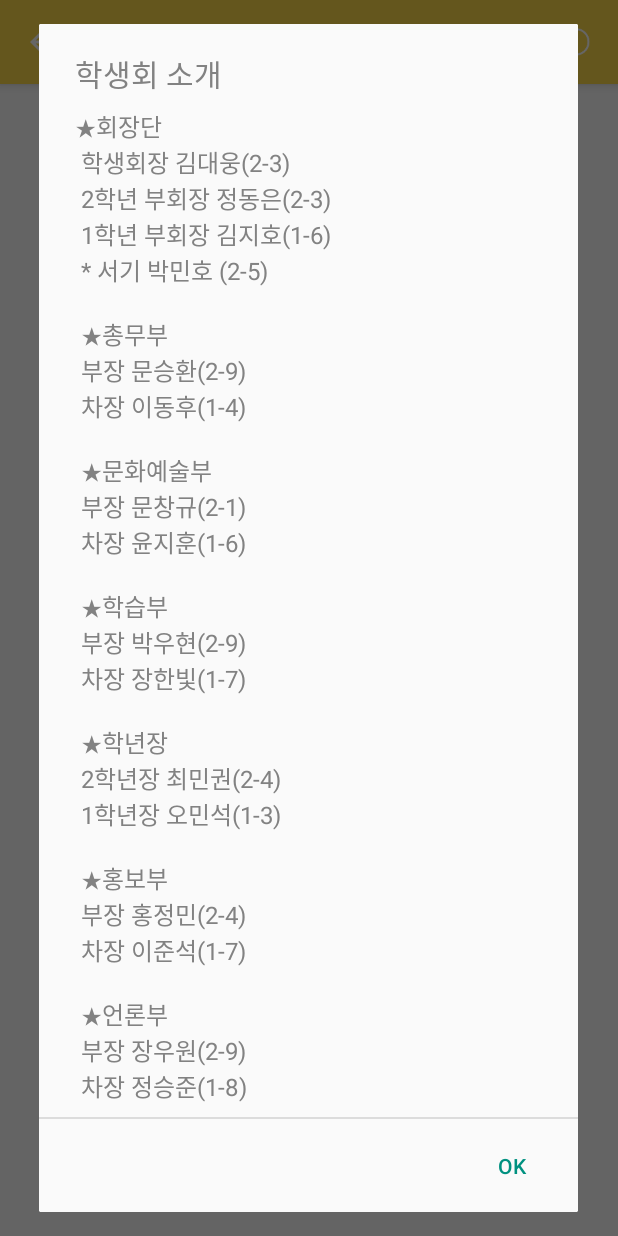
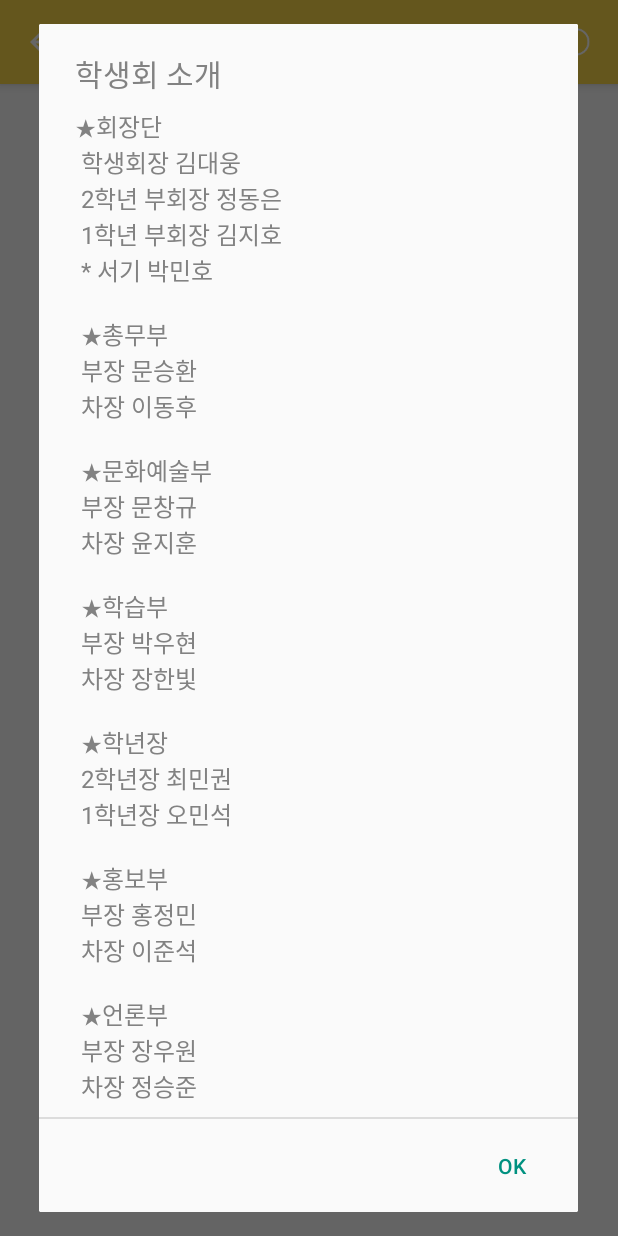
Before and after one commit to gkswkcjswo00/munseong, an Android app: the NoticeActivity screen opened directly, with no data from a screen before it, after a tap on "학생회 소개", on a phone screen of 412 x 824 dp. Run offline under Robolectric (Android 15) with nearby library versions, the phone set to English and light mode, and no system bars; our stand-ins replace CircleImageView.

```diff
--- a/app/build.gradle
+++ b/app/build.gradle
@@ -8,8 +8,8 @@ android {
         applicationId "com.munseong.hs.kr"
         minSdkVersion 15
         targetSdkVersion 24
-        versionCode 8
-        versionName "v1.4"
+        versionCode 10
+        versionName "v1.4.1"
     }
     buildTypes {
         release {
--- a/app/src/main/res/values/strings.xml
+++ b/app/src/main/res/values/strings.xml
@@ -123,10 +123,11 @@
 </string>
     <!-- 수정 내역 -->
     <string name="changeLog_title">수정 내역</string>
-    <string name="changeLog_msg">v1.4
-\n- 새 학기 시간표 업데이트
-\n- 학사일정 업데이트
-\n- 급식 정보 오류 수정
+    <string name="changeLog_msg">v1.4.1
+        \n
+        \n- 시험시간표 업데이트
+        \n- 급식공유, 시간표공유 오류픽스
+
     </string>
     <!-- 개발자 -->
     <string name="developer_title">개발자 소개</string>
@@ -137,42 +138,42 @@
     <string name="student_into_title">학생회 소개</string>
     <string name="student_into_msg">
 ★회장단\n
-학생회장 김대웅(2-3)\n
-2학년 부회장 정동은(2-3)\n
-1학년 부회장 김지호(1-6)\n
-* 서기 박민호 (2-5)\n\n
+학생회장 김대웅\n
+2학년 부회장 정동은\n
+1학년 부회장 김지호\n
+* 서기 박민호 \n\n
 ★총무부\n
-부장 문승환(2-9)\n
-차장 이동후(1-4)\n\n
+부장 문승환\n
+차장 이동후\n\n
 ★문화예술부\n
-부장 문창규(2-1)\n
-차장 윤지훈(1-6)\n\n
+부장 문창규\n
+차장 윤지훈\n\n
 ★학습부\n
-부장 박우현(2-9)\n
-차장 장한빛(1-7)\n\n
+부장 박우현\n
+차장 장한빛\n\n
 ★학년장\n
-2학년장 최민권(2-4)\n
-1학년장 오민석(1-3)\n\n
+2학년장 최민권\n
+1학년장 오민석\n\n
 ★홍보부\n
-부장 홍정민(2-4)\n
-차장 이준석(1-7)\n\n
+부장 홍정민\n
+차장 이준석\n\n
 ★언론부\n
-부장 장우원(2-9)\n
-차장 정승준(1-8)\n\n
+부장 장우원\n
+차장 정승준\n\n
 ★선도부\n
-부장 고영민(2-2)\n
-차장 양다현(1-8)\n\n
+부장 고영민\n
+차장 양다현\n\n
 ★방송부\n
-부장 정영우(2-3)\n
-차장 유찬(1-8)\n\n
+부장 정영우\n
+차장 유찬\n\n
 ★체육부\n
-부장 이선한(2-1)\n
-차장 정준호(1-6)\n\n
+부장 이선한\n
+차장 정준호\n\n
 ★자치법정\n
-자치법정장 김근태(2-4)\n\n
+자치법정장 김근태\n\n
 ★환경봉사부\n
-부장 최기훈(2-6)\n
-차장 장원석(1-3)</string>
+부장 최기훈\n
+차장 장원석</string>
 
     <!-- 업데이트 안내 -->
     <string name="update_notification_title">시간표 업데이트</string>
```
